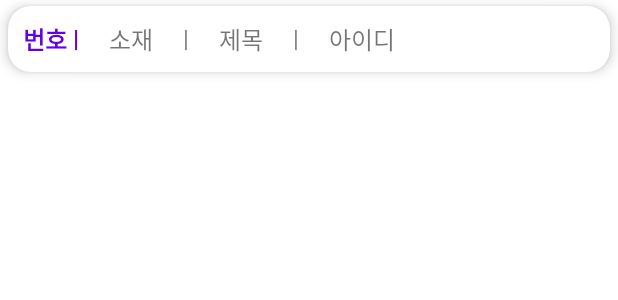
After one commit to opensource2023-2/optest, an Android app: the layout board_list.xml on its own in the app's theme, with its tools: preview values and no code run, on a phone screen of 412 x 824 dp. The commit adds this screen. Shown: the top 300 px of the screen. Run offline under Robolectric (Android 15) with nearby library versions, the phone set to English and light mode, and no system bars.

Commit message:
게시판쪽 프론트는 끝

```diff
--- a/app/src/main/res/layout/activity_board.xml
+++ b/app/src/main/res/layout/activity_board.xml
@@ -63,7 +63,7 @@
         android:layout_width="wrap_content"
         android:layout_height="wrap_content"
         android:layout_marginTop="90dp"
-        android:text="  번호                         제목                               아이디                     작성일 "
+        android:text="      번호      |      소재      |                제목                |              아이디            "
         android:textStyle="bold"
 
     />
--- /dev/null
+++ b/app/src/main/res/layout/board_list.xml
@@ -0,0 +1,84 @@
+<?xml version="1.0" encoding="utf-8"?>
+<androidx.cardview.widget.CardView xmlns:android="http://schemas.android.com/apk/res/android"
+    android:layout_width="match_parent"
+    android:layout_height="wrap_content"
+    xmlns:app="http://schemas.android.com/apk/res-auto"
+    app:cardElevation="5sp"
+    app:cardCornerRadius="15sp"
+    android:layout_marginStart="5sp"
+    android:layout_marginEnd="5sp"
+    android:layout_marginTop="4sp"
+    android:layout_marginBottom="2sp">
+
+    <RelativeLayout
+        android:layout_width="match_parent"
+        android:layout_height="wrap_content"
+        android:padding="10dp">
+
+        <TextView
+            android:id="@+id/textViewNumber"
+            android:layout_width="wrap_content"
+            android:layout_height="wrap_content"
+            android:text="번호"
+            android:textStyle="bold"
+            android:textSize="16sp"
+            android:textColor="?attr/colorPrimary"/>
+
+        <TextView
+            android:id="@+id/notenterfield1"
+            android:layout_width="wrap_content"
+            android:layout_height="wrap_content"
+            android:layout_toEndOf="@+id/textViewNumber"
+            android:text=" | "
+            android:textStyle="bold"
+            android:textSize="16sp"
+            android:textColor="?attr/colorPrimary"/>
+
+        <TextView
+            android:id="@+id/textViewLocation"
+            android:layout_width="wrap_content"
+            android:layout_height="wrap_content"
+            android:layout_toEndOf="@id/notenterfield1"
+            android:text="소재"
+            android:textSize="16sp"
+            android:layout_marginStart="16dp"/>
+
+        <TextView
+            android:id="@+id/noteneterfield2"
+            android:layout_width="wrap_content"
+            android:layout_height="wrap_content"
+            android:layout_toEndOf="@id/textViewLocation"
+            android:text=" | "
+            android:textSize="16sp"
+            android:layout_marginStart="16dp"/>
+
+        <TextView
+            android:id="@+id/textViewTitle"
+            android:layout_width="wrap_content"
+            android:layout_height="wrap_content"
+            android:layout_toEndOf="@id/noteneterfield2"
+            android:text="제목"
+            android:textSize="16sp"
+            android:layout_marginStart="16dp"/>
+
+        <TextView
+            android:id="@+id/noteneterfield3"
+            android:layout_width="wrap_content"
+            android:layout_height="wrap_content"
+            android:layout_toEndOf="@id/textViewTitle"
+            android:text=" | "
+            android:textSize="16sp"
+            android:layout_marginStart="16dp"/>
+
+        <TextView
+            android:id="@+id/textViewId"
+            android:layout_width="wrap_content"
+            android:layout_height="wrap_content"
+            android:layout_toEndOf="@id/noteneterfield3"
+            android:text="아이디"
+            android:textSize="16sp"
+            android:layout_marginStart="16dp"/>
+
+    </RelativeLayout>
+
+</androidx.cardview.widget.CardView>
```
Also changed, not shown: app/src/main/java/com/example/test/Crud_page.java (deleted, +0 -30 lines), app/src/main/java/com/example/test/MainActivity2.java (+4 -4 lines), app/src/main/java/com/example/test/Note.java (+3 -1 lines), app/src/main/java/com/example/test/board.java (+7 -7 lines), app/src/main/java/com/example/test/board_more.java (deleted, +0 -14 lines), app/src/main/java/com/example/test/boardadapter.java (added, +59 -0 lines), app/src/main/res/layout/activity_board_more.xml (deleted, +0 -66 lines), app/src/main/res/layout/board_more.xml (added, +57 -0 lines).
